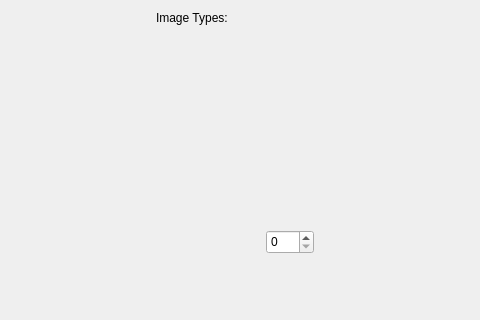
First picture: the form in photosorter.ui, repository skgage/comp_vision19, before the edit; both pictures show x 304 to 784 and y 170 to 490 of the 784 by 490 pixel window.
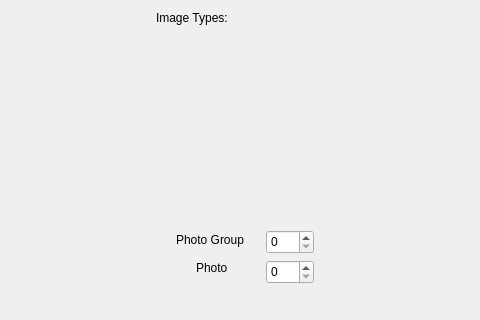
Second picture: the form after the edit.

Commit message: Added another spinbox. Program correctly cycles through photos/folders

```diff
--- a/photosorter.ui
+++ b/photosorter.ui
@@ -75,6 +75,42 @@
     <string/>
    </property>
   </widget>
+  <widget class="QSpinBox" name="photo_spinBox">
+   <property name="geometry">
+    <rect>
+     <x>570</x>
+     <y>430</y>
+     <width>48</width>
+     <height>24</height>
+    </rect>
+   </property>
+  </widget>
+  <widget class="QLabel" name="label">
+   <property name="geometry">
+    <rect>
+     <x>480</x>
+     <y>400</y>
+     <width>81</width>
+     <height>20</height>
+    </rect>
+   </property>
+   <property name="text">
+    <string>Photo Group</string>
+   </property>
+  </widget>
+  <widget class="QLabel" name="label_2">
+   <property name="geometry">
+    <rect>
+     <x>500</x>
+     <y>430</y>
+     <width>60</width>
+     <height>16</height>
+    </rect>
+   </property>
+   <property name="text">
+    <string>Photo</string>
+   </property>
+  </widget>
  </widget>
  <resources/>
  <connections/>
```
Left out of the diff: 2 changed lines with no effect on the pictures. The commit also changes 1 other file.
